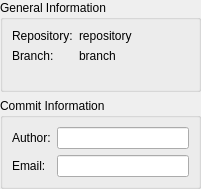
Before: the Qt Designer form src/plugins/git/gitsubmitpanel.ui in qt-creator/qt-creator, drawn with Qt 5.
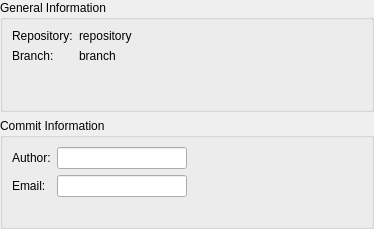
After: the same form once the commit is applied.

```diff
--- a/src/plugins/git/gitsubmitpanel.ui
+++ b/src/plugins/git/gitsubmitpanel.ui
@@ -6,8 +6,8 @@
    <rect>
     <x>0</x>
     <y>0</y>
-    <width>201</width>
-    <height>189</height>
+    <width>374</width>
+    <height>229</height>
    </rect>
   </property>
   <layout class="QVBoxLayout" name="verticalLayout">
@@ -59,7 +59,9 @@
      <property name="title">
       <string>Commit Information</string>
      </property>
-     <layout class="QFormLayout" name="editFormLayout">
+     <layout class="QHBoxLayout" name="horizontalLayout">
+      <item>
+       <layout class="QFormLayout" name="formLayout">
       <item row="0" column="0">
        <widget class="QLabel" name="authorLabel">
         <property name="text">
@@ -79,6 +81,21 @@
       </item>
       <item row="1" column="1">
        <widget class="QLineEdit" name="emailLineEdit"/>
+        </item>
+       </layout>
+      </item>
+      <item>
+       <spacer name="horizontalSpacer">
+        <property name="orientation">
+         <enum>Qt::Horizontal</enum>
+        </property>
+        <property name="sizeHint" stdset="0">
+         <size>
+          <width>161</width>
+          <height>20</height>
+         </size>
+        </property>
+       </spacer>
       </item>
      </layout>
     </widget>
```
Lines whose indentation alone changed are shown as unchanged.
